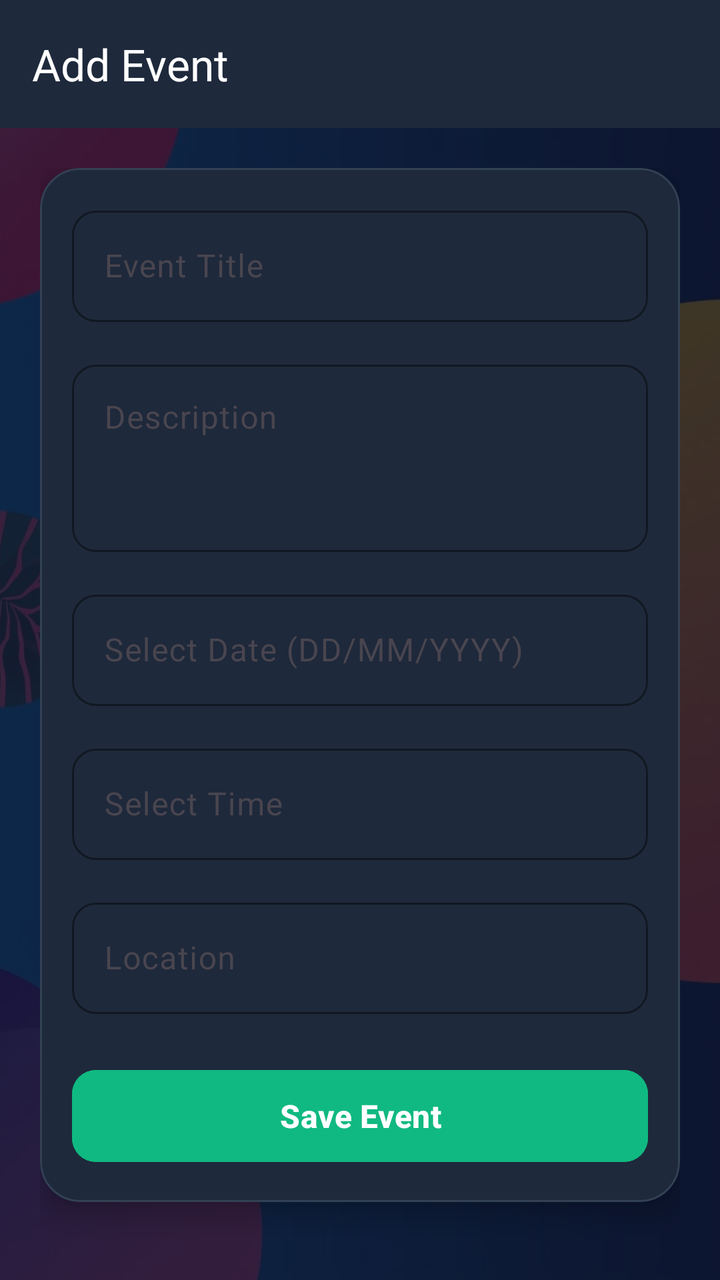
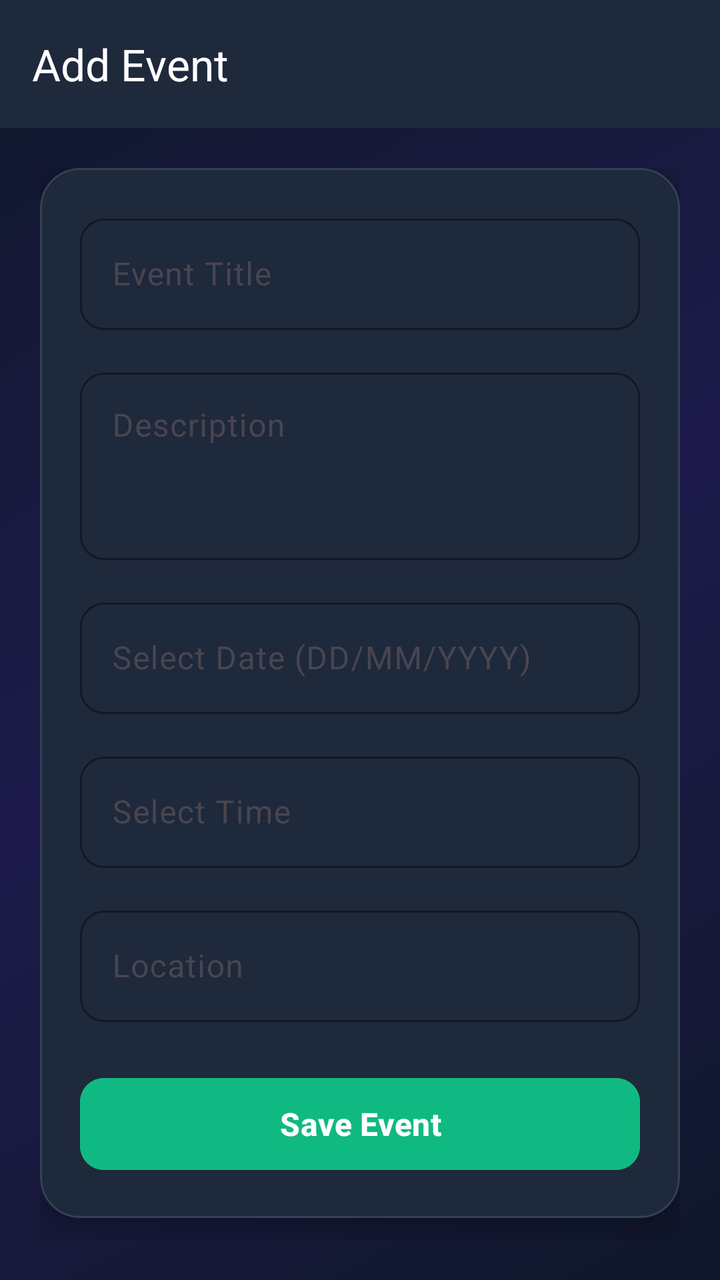

The first picture is an Android layout as it rendered before a commit; the second is the same layout after the commit. The layout source and the unified diff follow.
<!-- AndroidManifest.xml: application theme Theme.EventManagementSystem -->
<!-- res/layout/activity_create_event.xml -->
<?xml version="1.0" encoding="utf-8"?>
<FrameLayout
    xmlns:android="http://schemas.android.com/apk/res/android"
    xmlns:app="http://schemas.android.com/apk/res-auto"
    android:layout_width="match_parent"
    android:layout_height="match_parent">

    
    <ImageView
        android:layout_width="match_parent"
        android:layout_height="match_parent"
        android:src="@drawable/event_activity"
        android:scaleType="centerCrop"
        android:contentDescription="Background"/>

    
    <View
        android:layout_width="match_parent"
        android:layout_height="match_parent"
        android:background="#CC0F172A"/>

    <LinearLayout
        android:layout_width="match_parent"
        android:layout_height="match_parent"
        android:orientation="vertical">

        <com.google.android.material.appbar.MaterialToolbar
            android:id="@+id/toolbar"
            android:layout_width="match_parent"
            android:layout_height="?attr/actionBarSize"
            android:background="#1E293B"
            app:title="Add Event"
            app:titleTextColor="@android:color/white"/>

        <ScrollView
            android:layout_width="match_parent"
            android:layout_height="match_parent"
            android:padding="20dp">

            <com.google.android.material.card.MaterialCardView
                android:layout_width="match_parent"
                android:layout_height="wrap_content"
                app:cardCornerRadius="20dp"
                app:cardElevation="8dp"
                app:strokeWidth="1dp"
                app:strokeColor="#334155"
                app:cardBackgroundColor="#1E293B"
                android:padding="20dp">

                <LinearLayout
                    android:layout_width="match_parent"
                    android:layout_height="wrap_content"
                    android:orientation="vertical"
                    android:padding="16dp">

                    <com.google.android.material.textfield.TextInputLayout
                        android:layout_width="match_parent"
                        android:layout_height="wrap_content"
                        android:hint="Event Title"
                        app:boxBackgroundMode="outline"
                        app:boxCornerRadiusTopStart="12dp"
                        app:boxCornerRadiusTopEnd="12dp"
                        app:boxCornerRadiusBottomStart="12dp"
                        app:boxCornerRadiusBottomEnd="12dp"
                        app:boxStrokeColor="#818CF8"
                        app:hintTextColor="#818CF8">

                        <com.google.android.material.textfield.TextInputEditText
                            android:id="@+id/etTitle"
                            android:layout_width="match_parent"
                            android:layout_height="wrap_content"
                            android:textColor="#FFFFFF"/>
                    </com.google.android.material.textfield.TextInputLayout>

                    <com.google.android.material.textfield.TextInputLayout
                        android:layout_width="match_parent"
                        android:layout_height="wrap_content"
                        android:hint="Description"
                        android:layout_marginTop="16dp"
                        app:boxBackgroundMode="outline"
                        app:boxCornerRadiusTopStart="12dp"
                        app:boxCornerRadiusTopEnd="12dp"
                        app:boxCornerRadiusBottomStart="12dp"
                        app:boxCornerRadiusBottomEnd="12dp"
                        app:boxStrokeColor="#818CF8"
                        app:hintTextColor="#818CF8">

                        <com.google.android.material.textfield.TextInputEditText
                            android:id="@+id/etDescription"
                            android:layout_width="match_parent"
                            android:layout_height="wrap_content"
                            android:minLines="3"
                            android:gravity="top"
                            android:textColor="#FFFFFF"/>
                    </com.google.android.material.textfield.TextInputLayout>

                    <com.google.android.material.textfield.TextInputLayout
                        android:layout_width="match_parent"
                        android:layout_height="wrap_content"
                        android:hint="Select Date (DD/MM/YYYY)"
                        android:layout_marginTop="16dp"
                        app:boxBackgroundMode="outline"
                        app:boxCornerRadiusTopStart="12dp"
                        app:boxCornerRadiusTopEnd="12dp"
                        app:boxCornerRadiusBottomStart="12dp"
                        app:boxCornerRadiusBottomEnd="12dp"
                        app:boxStrokeColor="#818CF8"
                        app:hintTextColor="#818CF8">

                        <com.google.android.material.textfield.TextInputEditText
                            android:id="@+id/etDate"
                            android:layout_width="match_parent"
                            android:layout_height="wrap_content"
                            android:focusable="false"
                            android:clickable="true"
                            android:textColor="#FFFFFF"/>
                    </com.google.android.material.textfield.TextInputLayout>

                    <com.google.android.material.textfield.TextInputLayout
                        android:layout_width="match_parent"
                        android:layout_height="wrap_content"
                        android:hint="Select Time"
                        android:layout_marginTop="16dp"
                        app:boxBackgroundMode="outline"
                        app:boxCornerRadiusTopStart="12dp"
                        app:boxCornerRadiusTopEnd="12dp"
                        app:boxCornerRadiusBottomStart="12dp"
                        app:boxCornerRadiusBottomEnd="12dp"
                        app:boxStrokeColor="#818CF8"
                        app:hintTextColor="#818CF8">

                        <com.google.android.material.textfield.TextInputEditText
                            android:id="@+id/etTime"
                            android:layout_width="match_parent"
                            android:layout_height="wrap_content"
                            android:focusable="false"
                            android:clickable="true"
                            android:textColor="#FFFFFF"/>
                    </com.google.android.material.textfield.TextInputLayout>

                    <com.google.android.material.textfield.TextInputLayout
                        android:layout_width="match_parent"
                        android:layout_height="wrap_content"
                        android:hint="Location"
                        android:layout_marginTop="16dp"
                        app:boxBackgroundMode="outline"
                        app:boxCornerRadiusTopStart="12dp"
                        app:boxCornerRadiusTopEnd="12dp"
                        app:boxCornerRadiusBottomStart="12dp"
                        app:boxCornerRadiusBottomEnd="12dp"
                        app:boxStrokeColor="#818CF8"
                        app:hintTextColor="#818CF8">

                        <com.google.android.material.textfield.TextInputEditText
                            android:id="@+id/etLocation"
                            android:layout_width="match_parent"
                            android:layout_height="wrap_content"
                            android:textColor="#FFFFFF"/>
                    </com.google.android.material.textfield.TextInputLayout>

                    <Button
                        android:id="@+id/btnSaveEvent"
                        android:layout_width="match_parent"
                        android:layout_height="54dp"
                        android:text="Save Event"
                        android:textSize="16sp"
                        android:textStyle="bold"
                        android:textColor="@android:color/white"
                        android:backgroundTint="#10B981"
                        app:cornerRadius="12dp"
                        android:layout_marginTop="24dp"/>

                </LinearLayout>

            </com.google.android.material.card.MaterialCardView>

        </ScrollView>

    </LinearLayout>

</FrameLayout>
<!-- resources referenced by this layout -->
<resources>
  <!-- drawable event_activity: jpg bitmap (drawable, 97123 bytes) -->
  <style name="Theme.EventManagementSystem" parent="Base.Theme.EventManagementSystem" />
  <style name="Base.Theme.EventManagementSystem" parent="Theme.Material3.DayNight.NoActionBar">
          <item name="colorPrimary">@color/primary</item>
          <item name="colorPrimaryVariant">@color/primary_dark</item>
          <item name="colorSecondary">@color/accent_orange</item>
          <item name="android:statusBarColor">@color/primary_dark</item>
      </style>
  <color name="primary">#4F46E5</color>
  <color name="primary_dark">#3730A3</color>
  <color name="accent_orange">#F97316</color>
</resources>

<!-- the commit's change to res/layout/activity_create_event.xml (unified diff, before → after) -->
@@ -1,181 +1,161 @@
 <?xml version="1.0" encoding="utf-8"?>
-<FrameLayout
+<LinearLayout
     xmlns:android="http://schemas.android.com/apk/res/android"
     xmlns:app="http://schemas.android.com/apk/res-auto"
     android:layout_width="match_parent"
-    android:layout_height="match_parent">
+    android:layout_height="match_parent"
+    android:orientation="vertical"
+    android:background="@drawable/bg_main_gradient">
 
-    
-    <ImageView
+    <com.google.android.material.appbar.MaterialToolbar
+        android:id="@+id/toolbar"
+        android:layout_width="match_parent"
+        android:layout_height="?attr/actionBarSize"
+        android:background="#1E293B"
+        app:title="Add Event"
+        app:titleTextColor="@android:color/white"/>
+
+    <ScrollView
         android:layout_width="match_parent"
         android:layout_height="match_parent"
-        android:src="@drawable/event_activity"
-        android:scaleType="centerCrop"
-        android:contentDescription="Background"/>
+        android:padding="20dp">
 
-    
-    <View
-        android:layout_width="match_parent"
-        android:layout_height="match_parent"
-        android:background="#CC0F172A"/>
+        <com.google.android.material.card.MaterialCardView
+            android:layout_width="match_parent"
+            android:layout_height="wrap_content"
+            app:cardCornerRadius="20dp"
+            app:cardElevation="8dp"
+            app:strokeWidth="1dp"
+            app:strokeColor="#334155"
+            app:cardBackgroundColor="#1E293B">
 
-    <LinearLayout
-        android:layout_width="match_parent"
-        android:layout_height="match_parent"
-        android:orientation="vertical">
-
-        <com.google.android.material.appbar.MaterialToolbar
-            android:id="@+id/toolbar"
-            android:layout_width="match_parent"
-            android:layout_height="?attr/actionBarSize"
-            android:background="#1E293B"
-            app:title="Add Event"
-            app:titleTextColor="@android:color/white"/>
-
-        <ScrollView
-            android:layout_width="match_parent"
-            android:layout_height="match_parent"
-            android:padding="20dp">
-
-            <com.google.android.material.card.MaterialCardView
+            <LinearLayout
                 android:layout_width="match_parent"
                 android:layout_height="wrap_content"
-                app:cardCornerRadius="20dp"
-                app:cardElevation="8dp"
-                app:strokeWidth="1dp"
-                app:strokeColor="#334155"
-                app:cardBackgroundColor="#1E293B"
+                android:orientation="vertical"
                 android:padding="20dp">
 
-                <LinearLayout
+                <com.google.android.material.textfield.TextInputLayout
                     android:layout_width="match_parent"
                     android:layout_height="wrap_content"
-                    android:orientation="vertical"
-                    android:padding="16dp">
+                    android:hint="Event Title"
+                    app:boxBackgroundMode="outline"
+                    app:boxCornerRadiusTopStart="12dp"
+                    app:boxCornerRadiusTopEnd="12dp"
+                    app:boxCornerRadiusBottomStart="12dp"
+                    app:boxCornerRadiusBottomEnd="12dp"
+                    app:boxStrokeColor="#A5B4FC"
+                    app:hintTextColor="#A5B4FC">
 
-                    <com.google.android.material.textfield.TextInputLayout
+                    <com.google.android.material.textfield.TextInputEditText
+                        android:id="@+id/etTitle"
                         android:layout_width="match_parent"
                         android:layout_height="wrap_content"
-                        android:hint="Event Title"
-                        app:boxBackgroundMode="outline"
-                        app:boxCornerRadiusTopStart="12dp"
-                        app:boxCornerRadiusTopEnd="12dp"
-                        app:boxCornerRadiusBottomStart="12dp"
-                        app:boxCornerRadiusBottomEnd="12dp"
-                        app:boxStrokeColor="#818CF8"
-                        app:hintTextColor="#818CF8">
+                        android:textColor="#FFFFFF"/>
+                </com.google.android.material.textfield.TextInputLayout>
 
-                        <com.google.android.material.textfield.TextInputEditText
-                            android:id="@+id/etTitle"
-                            android:layout_width="match_parent"
-                            android:layout_height="wrap_content"
-                            android:textColor="#FFFFFF"/>
-                    </com.google.android.material.textfield.TextInputLayout>
+                <com.google.android.material.textfield.TextInputLayout
+                    android:layout_width="match_parent"
+                    android:layout_height="wrap_content"
+                    android:hint="Description"
+                    android:layout_marginTop="16dp"
+                    app:boxBackgroundMode="outline"
+                    app:boxCornerRadiusTopStart="12dp"
+                    app:boxCornerRadiusTopEnd="12dp"
+                    app:boxCornerRadiusBottomStart="12dp"
+                    app:boxCornerRadiusBottomEnd="12dp"
+                    app:boxStrokeColor="#A5B4FC"
+                    app:hintTextColor="#A5B4FC">
 
-                    <com.google.android.material.textfield.TextInputLayout
+                    <com.google.android.material.textfield.TextInputEditText
+                        android:id="@+id/etDescription"
                         android:layout_width="match_parent"
                         android:layout_height="wrap_content"
-                        android:hint="Description"
-                        android:layout_marginTop="16dp"
-                        app:boxBackgroundMode="outline"
-                        app:boxCornerRadiusTopStart="12dp"
-                        app:boxCornerRadiusTopEnd="12dp"
-                        app:boxCornerRadiusBottomStart="12dp"
-                        app:boxCornerRadiusBottomEnd="12dp"
-                        app:boxStrokeColor="#818CF8"
-                        app:hintTextColor="#818CF8">
+                        android:minLines="3"
+                        android:gravity="top"
+                        android:textColor="#FFFFFF"/>
+                </com.google.android.material.textfield.TextInputLayout>
 
-                        <com.google.android.material.textfield.TextInputEditText
-                            android:id="@+id/etDescription"
-                            android:layout_width="match_parent"
-                            android:layout_height="wrap_content"
-                            android:minLines="3"
-                            android:gravity="top"
-                            android:textColor="#FFFFFF"/>
-                    </com.google.android.material.textfield.TextInputLayout>
+                <com.google.android.material.textfield.TextInputLayout
+                    android:layout_width="match_parent"
+                    android:layout_height="wrap_content"
+                    android:hint="Select Date (DD/MM/YYYY)"
+                    android:layout_marginTop="16dp"
+                    app:boxBackgroundMode="outline"
+                    app:boxCornerRadiusTopStart="12dp"
+                    app:boxCornerRadiusTopEnd="12dp"
+                    app:boxCornerRadiusBottomStart="12dp"
+                    app:boxCornerRadiusBottomEnd="12dp"
+                    app:boxStrokeColor="#A5B4FC"
+                    app:hintTextColor="#A5B4FC">
 
-                    <com.google.android.material.textfield.TextInputLayout
+                    <com.google.android.material.textfield.TextInputEditText
+                        android:id="@+id/etDate"
                         android:layout_width="match_parent"
                         android:layout_height="wrap_content"
-                        android:hint="Select Date (DD/MM/YYYY)"
-                        android:layout_marginTop="16dp"
-                        app:boxBackgroundMode="outline"
-                        app:boxCornerRadiusTopStart="12dp"
-                        app:boxCornerRadiusTopEnd="12dp"
-                        app:boxCornerRadiusBottomStart="12dp"
-                        app:boxCornerRadiusBottomEnd="12dp"
-                        app:boxStrokeColor="#818CF8"
-                        app:hintTextColor="#818CF8">
+                        android:focusable="false"
+                        android:clickable="true"
+                        android:textColor="#FFFFFF"/>
+                </com.google.android.material.textfield.TextInputLayout>
 
-                        <com.google.android.material.textfield.TextInputEditText
-                            android:id="@+id/etDate"
-                            android:layout_width="match_parent"
-                            android:layout_height="wrap_content"
-                            android:focusable="false"
-                            android:clickable="true"
-                            android:textColor="#FFFFFF"/>
-                    </com.google.android.material.textfield.TextInputLayout>
+                <com.google.android.material.textfield.TextInputLayout
+                    android:layout_width="match_parent"
+                    android:layout_height="wrap_content"
+                    android:hint="Select Time"
+                    android:layout_marginTop="16dp"
+                    app:boxBackgroundMode="outline"
+                    app:boxCornerRadiusTopStart="12dp"
+                    app:boxCornerRadiusTopEnd="12dp"
+                    app:boxCornerRadiusBottomStart="12dp"
+                    app:boxCornerRadiusBottomEnd="12dp"
+                    app:boxStrokeColor="#A5B4FC"
+                    app:hintTextColor="#A5B4FC">
 
-                    <com.google.android.material.textfield.TextInputLayout
+                    <com.google.android.material.textfield.TextInputEditText
+                        android:id="@+id/etTime"
                         android:layout_width="match_parent"
                         android:layout_height="wrap_content"
-                        android:hint="Select Time"
-                        android:layout_marginTop="16dp"
-                        app:boxBackgroundMode="outline"
-                        app:boxCornerRadiusTopStart="12dp"
-                        app:boxCornerRadiusTopEnd="12dp"
-                        app:boxCornerRadiusBottomStart="12dp"
-                        app:boxCornerRadiusBottomEnd="12dp"
-                        app:boxStrokeColor="#818CF8"
-                        app:hintTextColor="#818CF8">
+                        android:focusable="false"
+                        android:clickable="true"
+                        android:textColor="#FFFFFF"/>
+                </com.google.android.material.textfield.TextInputLayout>
 
-                        <com.google.android.material.textfield.TextInputEditText
-                            android:id="@+id/etTime"
-                            android:layout_width="match_parent"
-                            android:layout_height="wrap_content"
-                            android:focusable="false"
-                            android:clickable="true"
-                            android:textColor="#FFFFFF"/>
-                    </com.google.android.material.textfield.TextInputLayout>
+                <com.google.android.material.textfield.TextInputLayout
+                    android:layout_width="match_parent"
+                    android:layout_height="wrap_content"
+                    android:hint="Location"
+                    android:layout_marginTop="16dp"
+                    app:boxBackgroundMode="outline"
+                    app:boxCornerRadiusTopStart="12dp"
+                    app:boxCornerRadiusTopEnd="12dp"
+                    app:boxCornerRadiusBottomStart="12dp"
+                    app:boxCornerRadiusBottomEnd="12dp"
+                    app:boxStrokeColor="#A5B4FC"
+                    app:hintTextColor="#A5B4FC">
 
-                    <com.google.android.material.textfield.TextInputLayout
+                    <com.google.android.material.textfield.TextInputEditText
+                        android:id="@+id/etLocation"
                         android:layout_width="match_parent"
                         android:layout_height="wrap_content"
-                        android:hint="Location"
-                        android:layout_marginTop="16dp"
-                        app:boxBackgroundMode="outline"
-                        app:boxCornerRadiusTopStart="12dp"
-                        app:boxCornerRadiusTopEnd="12dp"
-                        app:boxCornerRadiusBottomStart="12dp"
-                        app:boxCornerRadiusBottomEnd="12dp"
-                        app:boxStrokeColor="#818CF8"
-                        app:hintTextColor="#818CF8">
+                        android:textColor="#FFFFFF"/>
+                </com.google.android.material.textfield.TextInputLayout>
 
-                        <com.google.android.material.textfield.TextInputEditText
-                            android:id="@+id/etLocation"
-                            android:layout_width="match_parent"
-                            android:layout_height="wrap_content"
-                            android:textColor="#FFFFFF"/>
-                    </com.google.android.material.textfield.TextInputLayout>
+                <Button
+                    android:id="@+id/btnSaveEvent"
+                    android:layout_width="match_parent"
+                    android:layout_height="54dp"
+                    android:text="Save Event"
+                    android:textSize="16sp"
+                    android:textStyle="bold"
+                    android:textColor="@android:color/white"
+                    android:backgroundTint="#10B981"
+                    app:cornerRadius="12dp"
+                    android:layout_marginTop="24dp"/>
 
-                    <Button
-                        android:id="@+id/btnSaveEvent"
-                        android:layout_width="match_parent"
-                        android:layout_height="54dp"
-                        android:text="Save Event"
-                        android:textSize="16sp"
-                        android:textStyle="bold"
-                        android:textColor="@android:color/white"
-                        android:backgroundTint="#10B981"
-                        app:cornerRadius="12dp"
-                        android:layout_marginTop="24dp"/>
+            </LinearLayout>
 
-                </LinearLayout>
+        </com.google.android.material.card.MaterialCardView>
 
-            </com.google.android.material.card.MaterialCardView>
+    </ScrollView>
 
-        </ScrollView>
-
-    </LinearLayout>
-
-</FrameLayout>
+</LinearLayout>
<!-- resource entries referenced after the edit -->
@@ -1,6 +1,16 @@
 <!-- resources referenced by this layout -->
 <resources>
-  <!-- drawable event_activity: jpg bitmap (drawable, 97123 bytes) -->
+  <!-- drawable bg_main_gradient (drawable) -->
+  <?xml version="1.0" encoding="utf-8"?>
+  <shape xmlns:android="http://schemas.android.com/apk/res/android"
+      android:shape="rectangle">
+      <gradient
+          android:angle="135"
+          android:startColor="#0F172A"
+          android:centerColor="#1E1B4B"
+          android:endColor="#0F172A"
+          android:type="linear" />
+  </shape>
   <style name="Theme.EventManagementSystem" parent="Base.Theme.EventManagementSystem" />
   <style name="Base.Theme.EventManagementSystem" parent="Theme.Material3.DayNight.NoActionBar">
           <item name="colorPrimary">@color/primary</item>
@@ -8,8 +18,8 @@
           <item name="colorSecondary">@color/accent_orange</item>
           <item name="android:statusBarColor">@color/primary_dark</item>
       </style>
-  <color name="primary">#4F46E5</color>
-  <color name="primary_dark">#3730A3</color>
+  <color name="primary">#6366F1</color>
+  <color name="primary_dark">#4338CA</color>
   <color name="accent_orange">#F97316</color>
 </resources>
 
